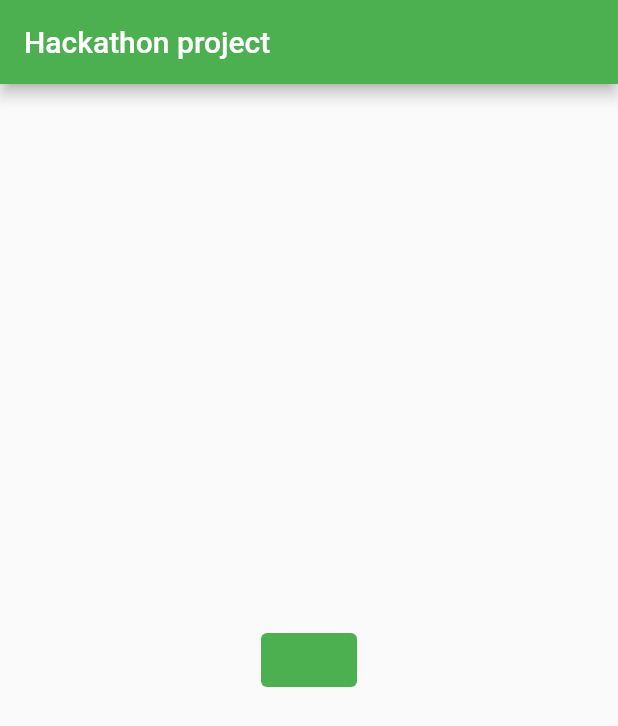
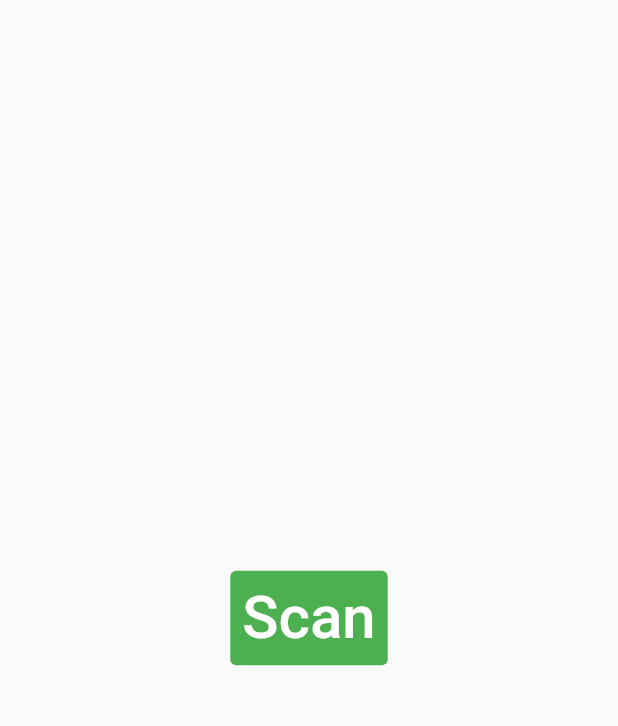
Before and after one commit to dillongeary/TheAleiosHack, a Flutter app: the screen it shows after launch, on a phone screen of 412 x 824 dp. Shown: the top 726 px of the screen. Run offline on Flutter 3.47's test engine with Material 2 defaults, Android fonts, the light colour scheme and no system bars.

Commit message:
added scan button

```diff
--- a/flutter files/lib/main.dart
+++ b/flutter files/lib/main.dart
@@ -12,19 +12,14 @@
   @override
   Widget build(BuildContext context) {
     return MaterialApp(
-      title: 'Hackathon',
-      theme: ThemeData(
-        primarySwatch: Colors.green,
-      ),
-      home: const MyHomePage(title: 'Hackathon project'),
+      home: const MyHomePage(),
     );
   }
 }
 
 class MyHomePage extends StatefulWidget {
-  const MyHomePage({Key? key, required this.title}) : super(key: key);
+  const MyHomePage({Key? key}) : super(key: key);
 
-  final String title;
 
   @override
   State<MyHomePage> createState() => _MyHomePageState();
@@ -35,16 +30,14 @@
   @override
   Widget build(BuildContext context) {
     return Scaffold(
-      appBar: AppBar(
-        title: Text(widget.title),
-      ),
       body: Center(
         child: Column(
           mainAxisAlignment: MainAxisAlignment.center,
           children: <Widget>[
             TextButton(
               style: ElevatedButton.styleFrom(
-                primary: Colors.green
+                onSurface: Colors.green,
+                primary: Colors.green,
               ),
               onPressed: () {
                 Navigator.push(
@@ -54,8 +47,11 @@
                           qrScreen()
                     ));
               },
-              child: const Text('Scan'),
-            ),
+        child: Text(
+          "Scan",
+          style: TextStyle(
+              fontSize: 40, color: Colors.white),
+        ))
           ],
         ),
       ),
```
